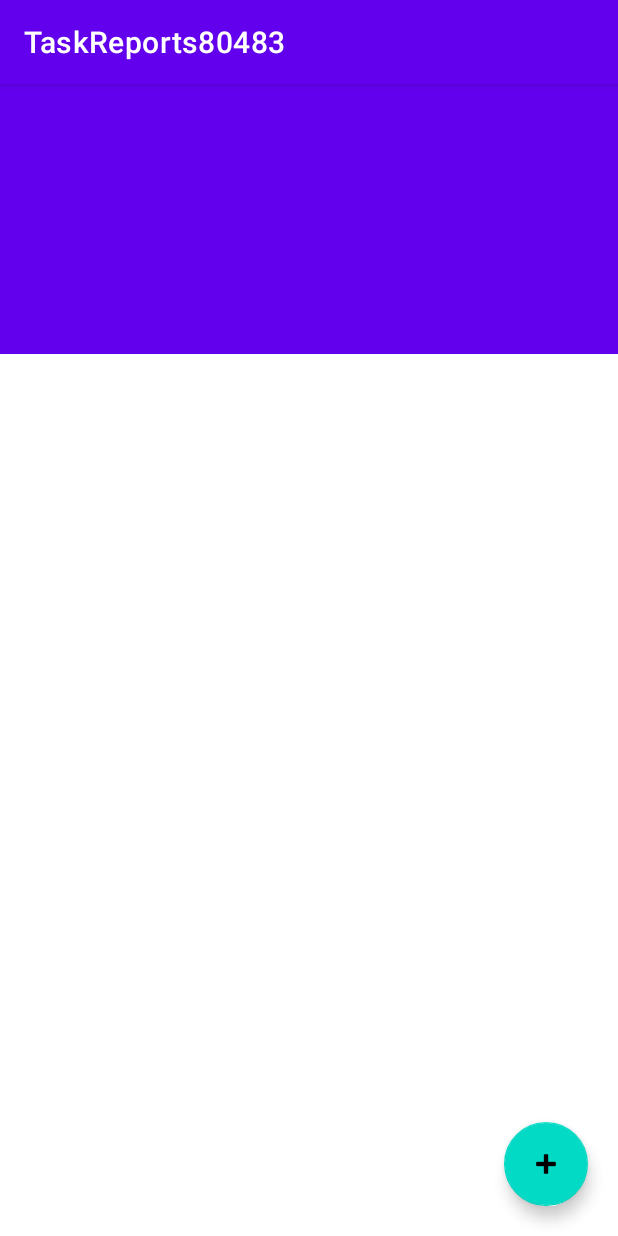
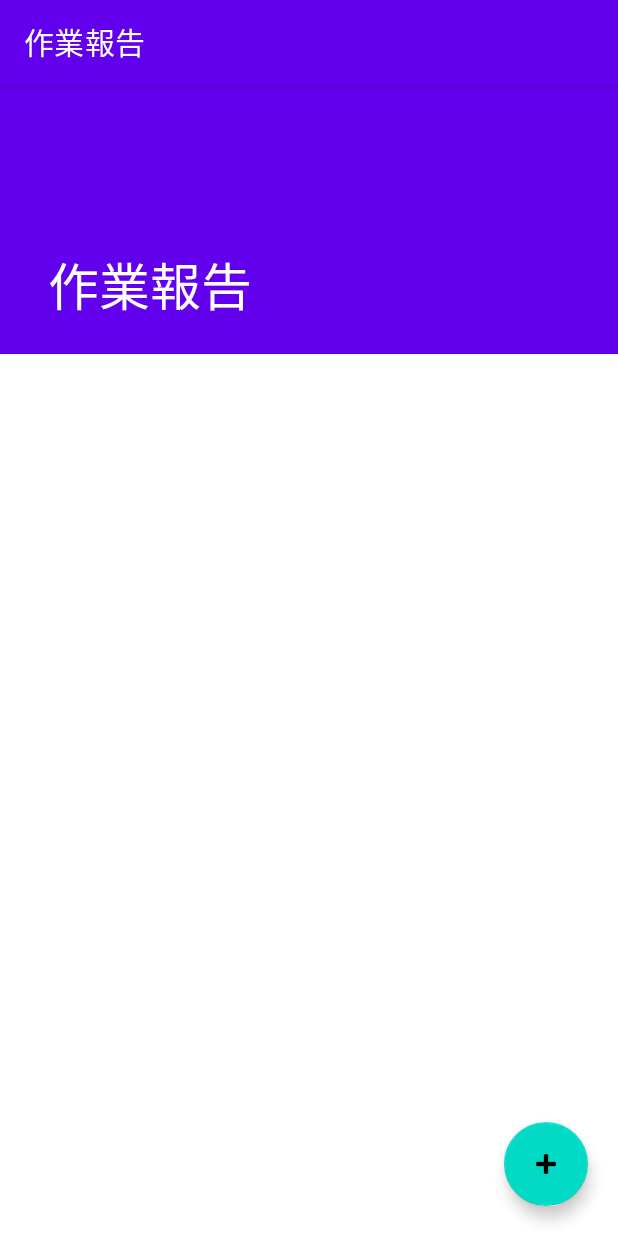
Before and after one commit to Seima-Yonesho/TaskReports, an Android app: the screen it shows after launch (MainActivity), on a phone screen of 412 x 824 dp. Run offline under Robolectric (Android 15) with nearby library versions, the phone set to English and light mode, and no system bars; 6 statements that could not run were skipped.

Commit message:
take a break

```diff
--- a/app/src/main/java/local/hal/st42/android/taskreports80483/MainActivity.java
+++ b/app/src/main/java/local/hal/st42/android/taskreports80483/MainActivity.java
@@ -1,14 +1,111 @@
 package local.hal.st42.android.taskreports80483;
 
 import androidx.appcompat.app.AppCompatActivity;
+import androidx.appcompat.widget.Toolbar;
+import androidx.lifecycle.LiveData;
+import androidx.lifecycle.MutableLiveData;
+import androidx.lifecycle.ViewModelProvider;
+import androidx.recyclerview.widget.DividerItemDecoration;
+import androidx.recyclerview.widget.LinearLayoutManager;
+import androidx.recyclerview.widget.RecyclerView;
 
+import android.content.SharedPreferences;
+import android.graphics.Color;
 import android.os.Bundle;
+import android.view.Menu;
+import android.view.MenuInflater;
 
+import com.google.android.material.appbar.CollapsingToolbarLayout;
+
+import java.util.ArrayList;
+import java.util.List;
+
+import local.hal.st42.android.taskreports80483.dataaccess.Report;
+import local.hal.st42.android.taskreports80483.viewmodel.ReportListViewModel;
+
+/**
+ * ST42 Android 課題6 作業報告管理アプリ
+ *
+ * 第1画面表示用アクティビティクラス
+ * 作業報告リストを表示
+ * スクローリングアクティビティで構成
+ * 作業報告新規登録のFABを設置
+ * 作業種類によるリストの絞り込みが可能
+ *
+ * @author Seima Yonesho
+ */
 public class MainActivity extends AppCompatActivity {
+
+    /**
+     * リサイクラービューを表すフィールド。
+     */
+    private RecyclerView _rvReport;
+    /**
+     * メニューリストの種類を表すフィールド。
+     */
+    private int _menuCategory;
+    /**
+     * リサイクラービューで利用するアダプタオブジェクト。
+     */
+    private ReportListAdapter _adapter;
+    /**
+     * レポート情報リストビューモデルオブジェクト。
+     */
+    private ReportListViewModel _taskListViewModel;
+    /**
+     * レポート情報リストLiveDataオブジェクト。
+     */
+    private LiveData<List<Report>> _reportListLiveData;
+    /**
+     * タスク情報リストLiveData変更時に対応するオブザーバーオブジェクト。
+     */
+    private ReportListObserver _reportListObserver;
+
+    /**
+     * プレファレンスファイル名を表す定数フィールド。
+     */
+    private static final String PREFS_NAME = "ReportFile";
 
     @Override
     protected void onCreate(Bundle savedInstanceState) {
         super.onCreate(savedInstanceState);
         setContentView(R.layout.activity_main);
+
+        /*
+        * ツールバー操作
+         */
+        Toolbar toolbar = findViewById(R.id.toolbar);
+        setSupportActionBar(toolbar);
+        CollapsingToolbarLayout toolbarLayout = findViewById(R.id.toolbarLayout);
+        toolbarLayout.setTitle(getString(R.string.app_name));
+        toolbarLayout.setExpandedTitleColor(Color.WHITE);
+        toolbarLayout.setCollapsedTitleTextColor(Color.LTGRAY);
+
+        _rvReport = findViewById(R.id.rvReport);
+        LinearLayoutManager layout = new LinearLayoutManager(MainActivity.this);
+        _rvReport.setLayoutManager(layout);
+        DividerItemDecoration decoration = new DividerItemDecoration(MainActivity.this, layout.getOrientation());
+        _rvReport.addItemDecoration(decoration);
+        List<Report> reportList = new ArrayList<>();
+        _adapter = new ReportListAdapter(reportList);
+        _rvReport.setAdapter(_adapter);
+
+        ViewModelProvider.AndroidViewModelFactory factory = ViewModelProvider.AndroidViewModelFactory.getInstance(getApplication());
+        ViewModelProvider provider = new ViewModelProvider(MainActivity.this, factory);
+        _reportListViewModel = provider.get(ReportListViewModel.class);
+        _reportListObserver = new ReportListObserver();
+        _reportListLiveData = new MutableLiveData<>();
+
+        SharedPreferences settings      = getSharedPreferences(PREFS_NAME, MODE_PRIVATE);
+        _menuCategory = settings.getInt("WorkCategory", Consts.ALL);
+
+        createRecyclerView();
+    }
+
+    @Override
+    public boolean onCreateOptionsMenu(Menu menu) {
+        MenuInflater inflater = getMenuInflater();
+        inflater.inflate(R.menu.menu_options_activity_main, menu);
+        return true;
     }
 }
--- /dev/null
+++ b/app/src/main/java/local/hal/st42/android/taskreports80483/viewmodel/ReportDetailViewModel.java
@@ -0,0 +1,4 @@
+package local.hal.st42.android.taskreports80483.viewmodel;
+
+public class ReportDetailViewModel {
+}
--- /dev/null
+++ b/app/src/main/java/local/hal/st42/android/taskreports80483/viewmodel/ReportEditViewModel.java
@@ -0,0 +1,4 @@
+package local.hal.st42.android.taskreports80483.viewmodel;
+
+public class ReportEditViewModel {
+}
--- /dev/null
+++ b/app/src/main/java/local/hal/st42/android/taskreports80483/viewmodel/ReportListViewModel.java
@@ -0,0 +1,4 @@
+package local.hal.st42.android.taskreports80483.viewmodel;
+
+public class ReportListViewModel {
+}
--- a/app/src/main/res/menu/menu_options_activity_main.xml
+++ b/app/src/main/res/menu/menu_options_activity_main.xml
@@ -10,15 +10,15 @@
         app:showAsAction="always">
         <menu>
             <item
-                android:id="@+id/menuListOptionInComplete"
+                android:id="@+id/menuListOptionAll"
                 android:title=""
                 app:showAsAction="never"/>
             <item
-                android:id="@+id/menuListOptionComplete"
+                android:id="@+id/menuListOptionDevelop"
                 android:title=""
                 app:showAsAction="never"/>
             <item
-                android:id="@+id/menuListOptionAll"
+                android:id="@+id/menuListOptionMeeting"
                 android:title=""
                 app:showAsAction="never"/>
         </menu>
--- a/app/src/main/res/values/strings.xml
+++ b/app/src/main/res/values/strings.xml
@@ -1,3 +1,3 @@
 <resources>
-    <string name="app_name">TaskReports80483</string>
+    <string name="app_name">作業報告</string>
 </resources>
```
Also changed, not shown: app/src/main/java/local/hal/st42/android/taskreports80483/Consts.java (+37 -0 lines), app/src/main/java/local/hal/st42/android/taskreports80483/dataaccess/AppDatabase.java (added, +43 -0 lines), app/src/main/java/local/hal/st42/android/taskreports80483/dataaccess/Report.java (added, +45 -0 lines), app/src/main/java/local/hal/st42/android/taskreports80483/dataaccess/ReportDAO.java (added, +46 -0 lines), app/src/main/res/drawable-v24/baseline_edit_24.xml (added, +10 -0 lines), app/src/main/res/layout/activity_report_edit.xml (+5 -14 lines), app/src/main/res/layout/row.xml (+15 -4 lines).
